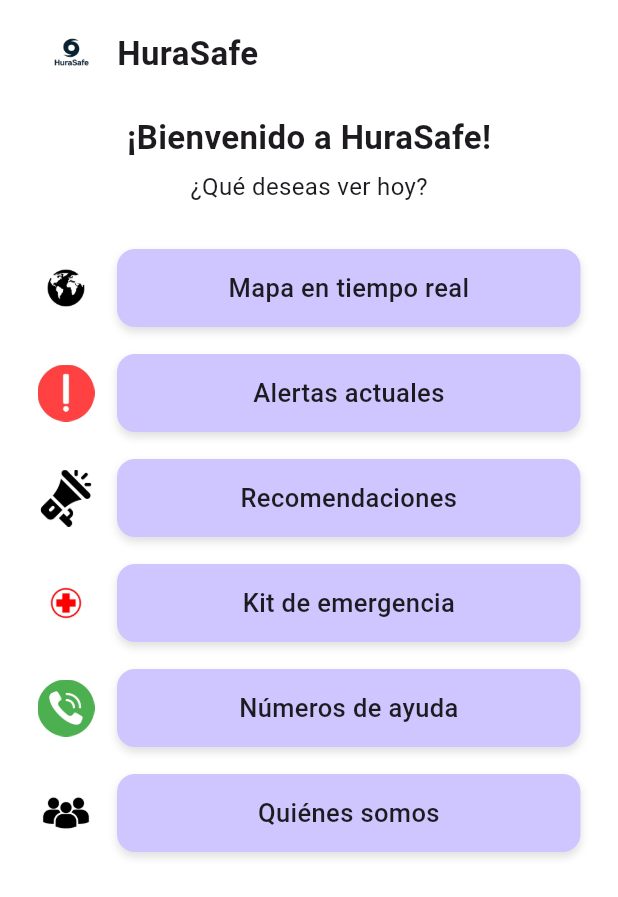
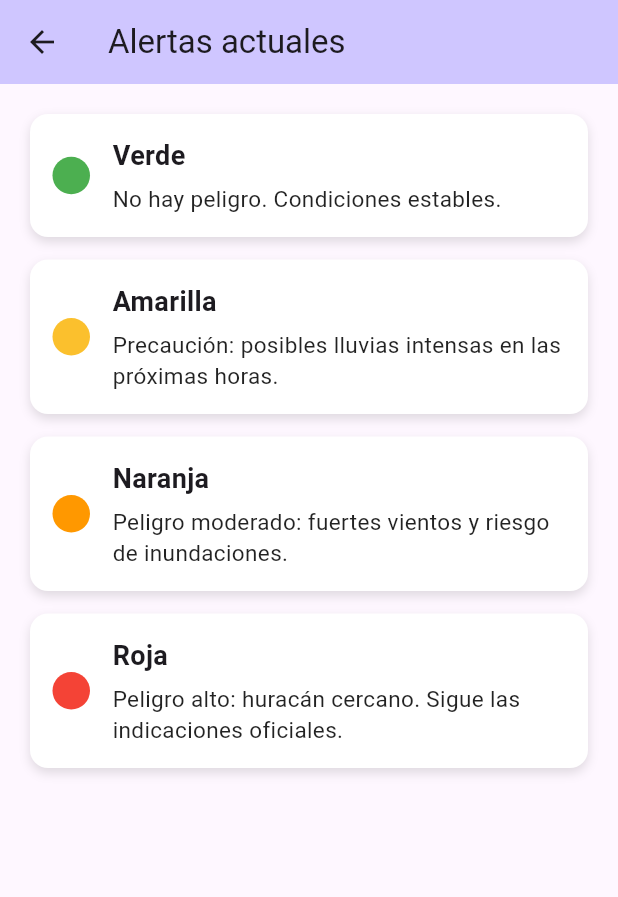
Before and after one commit to pedridg/hurasafe, a Flutter app: the HomePage screen opened directly, after a tap on "Alertas actuales", on a phone screen of 412 x 824 dp. Shown: the top 897 px of the screen. Run offline on Flutter 3.47's test engine with Material 3 defaults, Android fonts, the phone set to English and light mode, and no system bars; our stand-ins replace flutter_map, geolocator, latlong2, permission_handler; Roboto replaces fonts that are missing (Poppins).

Commit message:
Descripción del cambio que hicieron

```diff
--- /dev/null
+++ b/lib/alerts_page.dart
@@ -0,0 +1,106 @@
+import 'package:flutter/material.dart';
+
+class AlertsPage extends StatelessWidget {
+  const AlertsPage({super.key});
+
+  @override
+  Widget build(BuildContext context) {
+
+    final List<Map<String, dynamic>> alerts = [
+      {
+        "nivel": "Verde",
+        "descripcion": "No hay peligro. Condiciones estables.",
+        "color": Colors.green
+      },
+      {
+        "nivel": "Amarilla",
+        "descripcion":
+            "Precaución: posibles lluvias intensas en las próximas horas.",
+        "color": Colors.yellow.shade700
+      },
+      {
+        "nivel": "Naranja",
+        "descripcion":
+            "Peligro moderado: fuertes vientos y riesgo de inundaciones.",
+        "color": Colors.orange
+      },
+      {
+        "nivel": "Roja",
+        "descripcion":
+            "Peligro alto: huracán cercano. Sigue las indicaciones oficiales.",
+        "color": Colors.red
+      },
+    ];
+
+    return Scaffold(
+      appBar: AppBar(
+        title: const Text("Alertas actuales"),
+        backgroundColor: const Color(0xffcfc6ff),
+        elevation: 0,
+      ),
+      body: Padding(
+        padding: const EdgeInsets.all(20),
+        child: ListView.builder(
+          itemCount: alerts.length,
+          itemBuilder: (context, index) {
+            final alerta = alerts[index];
+
+            return Container(
+              margin: const EdgeInsets.only(bottom: 15),
+              padding: const EdgeInsets.all(15),
+              decoration: BoxDecoration(
+                color: Colors.white,
+                borderRadius: BorderRadius.circular(12),
+                boxShadow: const [
+                  BoxShadow(
+                    color: Colors.black12,
+                    blurRadius: 5,
+                    offset: Offset(0, 3),
+                  )
+                ],
+              ),
+              child: Row(
+                children: [
+                  // Círculo de color según la alerta
+                  Container(
+                    width: 25,
+                    height: 25,
+                    decoration: BoxDecoration(
+                      color: alerta["color"],
+                      shape: BoxShape.circle,
+                    ),
+                  ),
+                  const SizedBox(width: 15),
+
+                  // Texto de la alerta
+                  Expanded(
+                    child: Column(
+                      crossAxisAlignment: CrossAxisAlignment.start,
+                      children: [
+                        Text(
+                          alerta["nivel"],
+                          style: const TextStyle(
+                            fontSize: 18,
+                            fontWeight: FontWeight.bold,
+                          ),
+                        ),
+                        const SizedBox(height: 5),
+                        Text(
+                          alerta["descripcion"],
+                          style: const TextStyle(
+                            fontSize: 15,
+                            color: Colors.black87,
+                          ),
+                        ),
+                      ],
+                    ),
+                  )
+                ],
+              ),
+            );
+          },
+        ),
+      ),
+    );
+  }
+}
--- a/lib/home_page.dart
+++ b/lib/home_page.dart
@@ -1,6 +1,6 @@
 import 'package:flutter/material.dart';
 import 'real_time_map_page.dart';   // <<<<<< AGREGA ESTE IMPORT
-
+import 'alerts_page.dart';
 class HomePage extends StatelessWidget {
   const HomePage({super.key});
 
@@ -69,7 +69,12 @@ class HomePage extends StatelessWidget {
               menuItem(
                 iconPath: "assets/icons/alerta.jpg",
                 label: "Alertas actuales",
-                onTap: () {},
+                onTap: () {
+                      Navigator.push(
+                        context,
+                    MaterialPageRoute(builder: (context) => const AlertsPage()),
+                   );
+                },
               ),
 
               menuItem(
```
Also changed, not shown: pubspec.lock.
